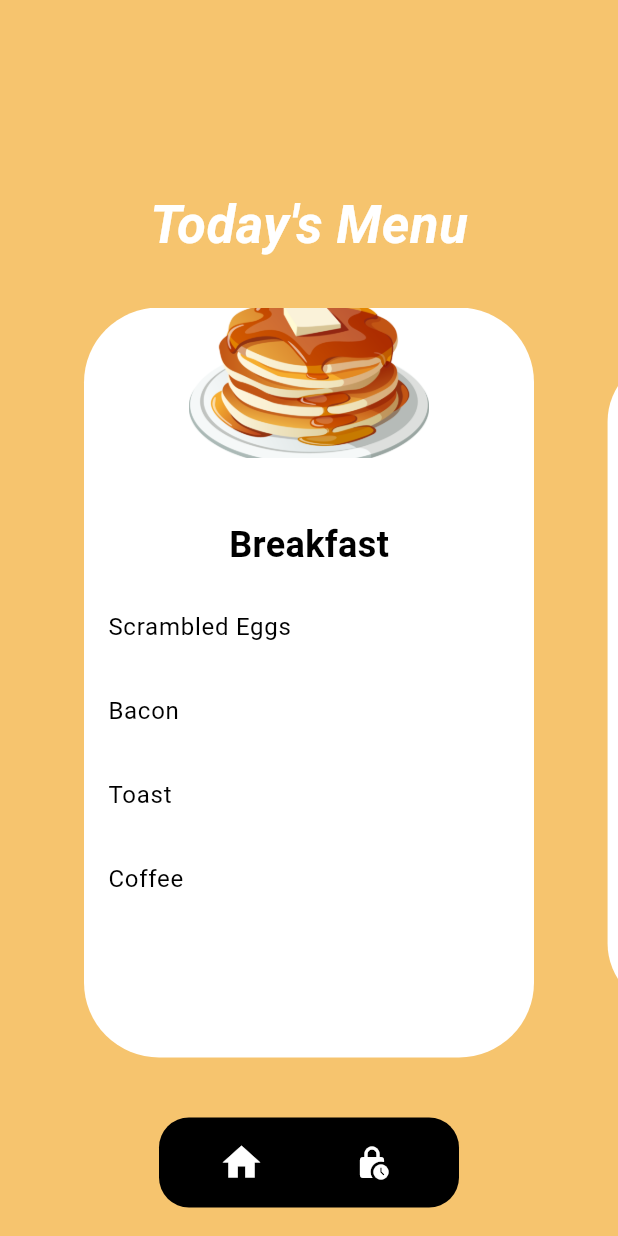
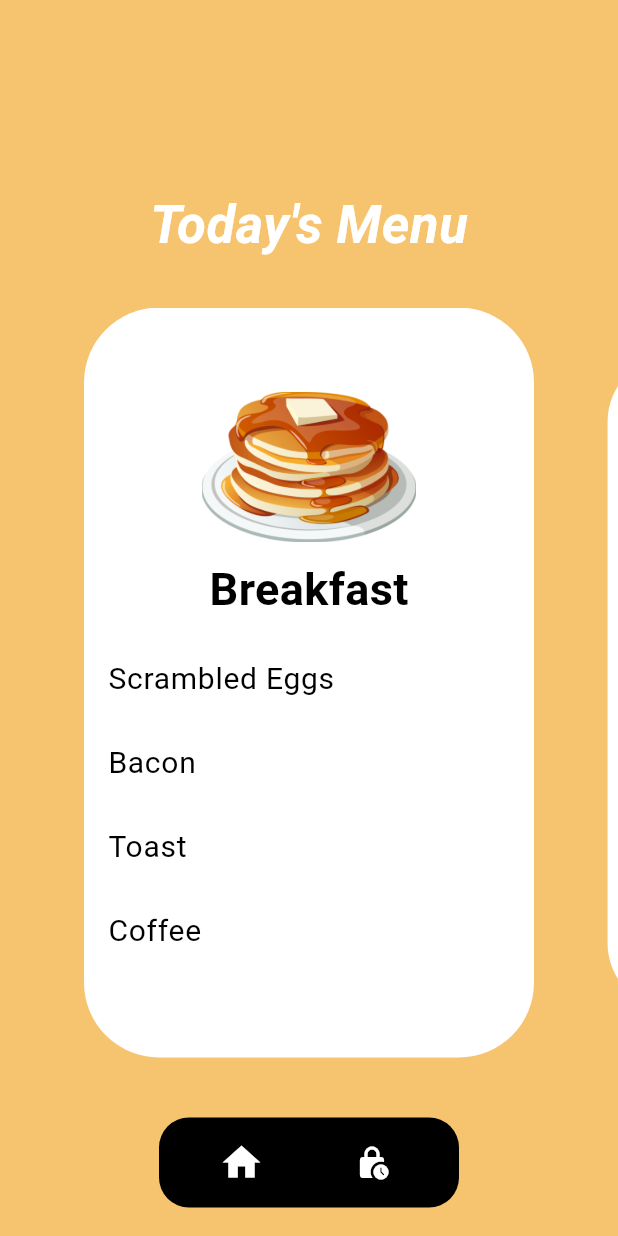
Before and after one commit to Antrimo/Mess-App, a Flutter app: the screen it shows after launch, on a phone screen of 412 x 824 dp. Run offline on Flutter 3.47's test engine with Material 3 defaults, Android fonts, the phone set to English and light mode, and no system bars; drawn by our look-alikes of carousel_slider.

Commit message:
navigaton errors

```diff
--- a/lib/main.dart
+++ b/lib/main.dart
@@ -2,6 +2,7 @@ import 'package:flutter/material.dart';
 import 'package:carousel_slider/carousel_slider.dart';
 
 import 'package:mess/Resources/theme.dart';
+import 'package:mess/time.dart';
 import 'package:mess/values.dart';
 
 void main() {
@@ -61,19 +62,30 @@ class _MyAppState extends State<MyApp> {
                 color: Colors.black,
                 borderRadius: BorderRadius.all(Radius.circular(20)),
               ),
-              child: const Padding(
-                padding: EdgeInsets.only(
+              child: Padding(
+                padding: const EdgeInsets.only(
                   left: 40,
                 ),
                 child: Row(
                   children: [
-                    Icon(
+                    const Icon(
                       Icons.home,
                       color: Colors.white,
                       size: 30.0,
                     ),
-                    SizedBox(width: 60),
-                    Icon(Icons.lock_clock_rounded, color: Colors.white),
+                    const SizedBox(width: 60),
+                    GestureDetector(
+                      onTap: () {
+                        Navigator.push(
+                            context,
+                            MaterialPageRoute(
+                                builder: (context) => const Time()));
+                      },
+                      child: const Icon(
+                        Icons.lock_clock_rounded,
+                        color: Colors.white,
+                      ),
+                    ),
                   ],
                 ),
               ),
@@ -92,27 +104,20 @@ class _MyAppState extends State<MyApp> {
           color: Colors.white,
           borderRadius: BorderRadius.all(Radius.circular(50)),
         ),
-        child: Stack(
-          alignment: Alignment.center,
+        child: Column(
+          mainAxisAlignment: MainAxisAlignment.center,
           children: [
-            Positioned(
-              top: 0,
-              child: Image.asset(
+            Image.asset(
               foodImages[index],
               width: 160.0,
               height: 100.0,
-                fit: BoxFit.cover,
             ),
-            ),
-            Column(
-              mainAxisAlignment: MainAxisAlignment.center,
-              children: [
-                const SizedBox(height: 50), // Adjust this value for spacing
+            const SizedBox(height: 10),
             Text(
               mealType,
               style: const TextStyle(
                 color: Colors.black,
-                    fontSize: 24,
+                fontSize: 30,
                 fontWeight: FontWeight.bold,
               ),
             ),
@@ -124,7 +129,7 @@ class _MyAppState extends State<MyApp> {
                           item,
                           style: const TextStyle(
                             color: Colors.black,
-                                fontSize: 16,
+                            fontSize: 20,
                           ),
                         ),
                       ))
@@ -132,8 +137,6 @@ class _MyAppState extends State<MyApp> {
             ),
           ],
         ),
-          ],
-        ),
       ),
     );
   }
```
Also changed, not shown: lib/time.dart (added, +17 -0 lines). Lines whose indentation alone changed are shown as unchanged.
